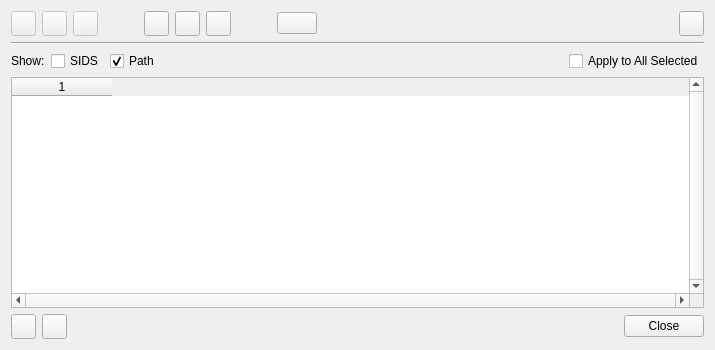
First picture: the form in CGNS/NAV/T/Q7SelectionWindow.ui, repository pyCGNS/pyCGNS, before the edit.
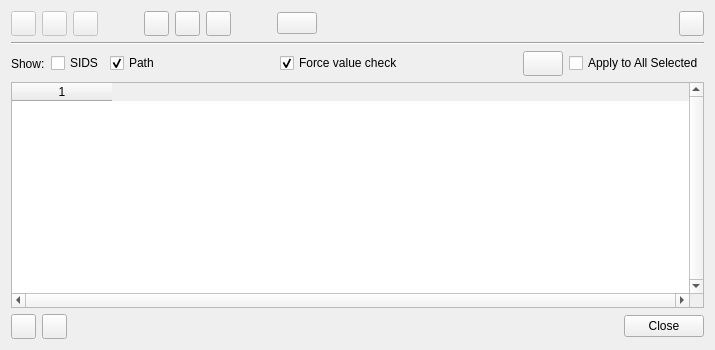
Second picture: the form after the edit. Icons and pictures are not drawn.

```diff
--- a/CGNS/NAV/T/Q7SelectionWindow.ui
+++ b/CGNS/NAV/T/Q7SelectionWindow.ui
@@ -432,6 +432,55 @@
        </property>
       </spacer>
      </item>
+     <item>
+      <widget class="QCheckBox" name="cForce">
+       <property name="enabled">
+        <bool>true</bool>
+       </property>
+       <property name="text">
+        <string>Force value check</string>
+       </property>
+       <property name="checkable">
+        <bool>true</bool>
+       </property>
+       <property name="checked">
+        <bool>true</bool>
+       </property>
+      </widget>
+     </item>
+     <item>
+      <spacer name="horizontalSpacer_6">
+       <property name="orientation">
+        <enum>Qt::Horizontal</enum>
+       </property>
+       <property name="sizeHint" stdset="0">
+        <size>
+         <width>40</width>
+         <height>20</height>
+        </size>
+       </property>
+      </spacer>
+     </item>
+     <item>
+      <widget class="QPushButton" name="bApply">
+       <property name="minimumSize">
+        <size>
+         <width>25</width>
+         <height>25</height>
+        </size>
+       </property>
+       <property name="toolTip">
+        <string>Apply changes</string>
+       </property>
+       <property name="text">
+        <string/>
+       </property>
+       <property name="icon">
+        <iconset resource="../R/Res.qrc">
+         <normaloff>:/images/icons/operate-execute.png</normaloff>:/images/icons/operate-execute.png</iconset>
+       </property>
+      </widget>
+     </item>
      <item>
       <widget class="QCheckBox" name="cApplyToAll">
        <property name="enabled">
```
